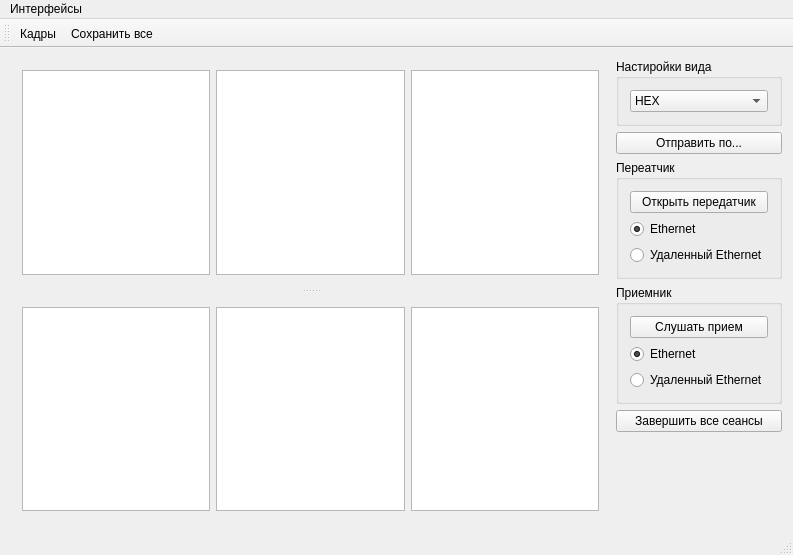
Qt form mainwindow.ui (Gorbykov/InterfaceTester) before a commit.
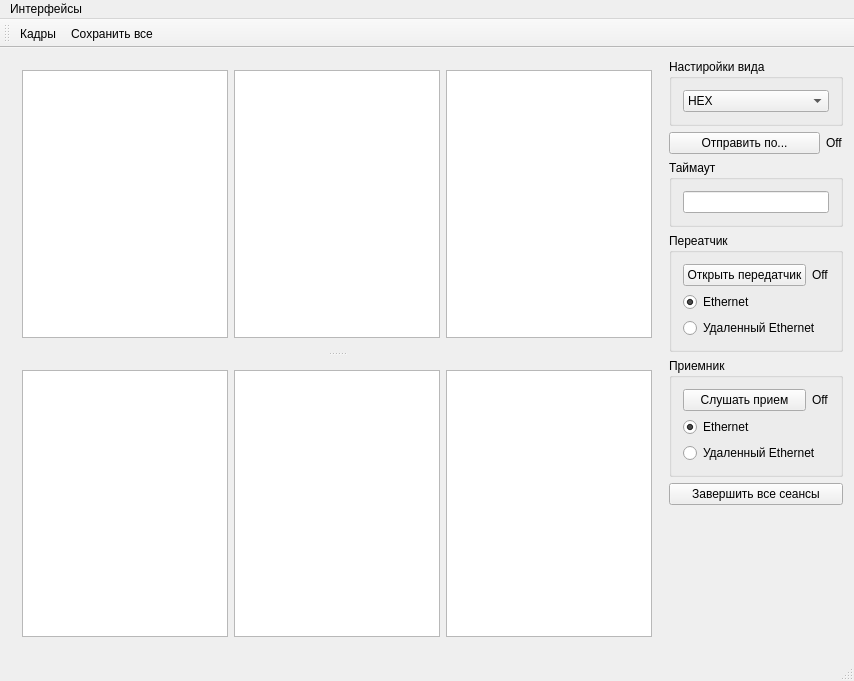
The same form after that commit.

The edit to the form file:
```diff
--- a/mainwindow.ui
+++ b/mainwindow.ui
@@ -6,8 +6,8 @@
    <rect>
     <x>0</x>
     <y>0</y>
-    <width>793</width>
-    <height>555</height>
+    <width>854</width>
+    <height>681</height>
    </rect>
   </property>
   <property name="windowTitle">
@@ -20,7 +20,7 @@
      <verstretch>0</verstretch>
     </sizepolicy>
    </property>
-   <layout class="QHBoxLayout" name="horizontalLayout_4">
+   <layout class="QHBoxLayout" name="horizontalLayout_7">
     <item>
      <widget class="QSplitter" name="splitter">
       <property name="sizePolicy">
@@ -61,7 +61,7 @@
            </font>
           </property>
           <property name="readOnly">
-           <bool>false</bool>
+           <bool>true</bool>
           </property>
           <property name="tabStopWidth">
            <number>48</number>
@@ -134,7 +134,7 @@
            </font>
           </property>
           <property name="readOnly">
-           <bool>false</bool>
+           <bool>true</bool>
           </property>
           <property name="tabStopWidth">
            <number>48</number>
@@ -224,26 +224,72 @@
        </widget>
       </item>
       <item>
+       <layout class="QHBoxLayout" name="horizontalLayout_6">
+        <item>
        <widget class="QPushButton" name="pushButtonStart">
+          <property name="sizePolicy">
+           <sizepolicy hsizetype="Expanding" vsizetype="Fixed">
+            <horstretch>0</horstretch>
+            <verstretch>0</verstretch>
+           </sizepolicy>
+          </property>
         <property name="text">
          <string>Отправить по...</string>
         </property>
        </widget>
       </item>
       <item>
+         <widget class="QLabel" name="labelSending">
+          <property name="text">
+           <string>Off</string>
+          </property>
+         </widget>
+        </item>
+       </layout>
+      </item>
+      <item>
+       <widget class="QGroupBox" name="groupBox">
+        <property name="title">
+         <string>Таймаут</string>
+        </property>
+        <layout class="QHBoxLayout" name="horizontalLayout_2">
+         <item>
+          <widget class="QLineEdit" name="lineEditTimeout"/>
+         </item>
+        </layout>
+       </widget>
+      </item>
+      <item>
        <widget class="QGroupBox" name="groupIn">
         <property name="title">
          <string>Переатчик</string>
         </property>
         <layout class="QVBoxLayout" name="verticalLayout_3">
          <item>
+          <layout class="QHBoxLayout" name="horizontalLayout_4">
+           <item>
           <widget class="QPushButton" name="pushButtonIn">
+             <property name="sizePolicy">
+              <sizepolicy hsizetype="Expanding" vsizetype="Fixed">
+               <horstretch>0</horstretch>
+               <verstretch>0</verstretch>
+              </sizepolicy>
+             </property>
            <property name="text">
             <string>Открыть передатчик</string>
            </property>
           </widget>
          </item>
          <item>
+            <widget class="QLabel" name="labelInOpen">
+             <property name="text">
+              <string>Off</string>
+             </property>
+            </widget>
+           </item>
+          </layout>
+         </item>
+         <item>
           <widget class="QRadioButton" name="radioButtonEthIn">
            <property name="text">
             <string>Ethernet</string>
@@ -270,13 +316,36 @@
         </property>
         <layout class="QVBoxLayout" name="verticalLayout_4">
          <item>
+          <layout class="QHBoxLayout" name="horizontalLayout_5">
+           <item>
           <widget class="QPushButton" name="pushButtonOut">
+             <property name="sizePolicy">
+              <sizepolicy hsizetype="Expanding" vsizetype="Fixed">
+               <horstretch>0</horstretch>
+               <verstretch>0</verstretch>
+              </sizepolicy>
+             </property>
            <property name="text">
             <string>Слушать прием</string>
            </property>
           </widget>
          </item>
          <item>
+            <widget class="QLabel" name="labelOutOpen">
+             <property name="sizePolicy">
+              <sizepolicy hsizetype="Preferred" vsizetype="Preferred">
+               <horstretch>0</horstretch>
+               <verstretch>0</verstretch>
+              </sizepolicy>
+             </property>
+             <property name="text">
+              <string>Off</string>
+             </property>
+            </widget>
+           </item>
+          </layout>
+         </item>
+         <item>
           <widget class="QRadioButton" name="radioButtonEthOut">
            <property name="text">
             <string>Ethernet</string>
@@ -325,8 +394,8 @@
     <rect>
      <x>0</x>
      <y>0</y>
-     <width>793</width>
-     <height>20</height>
+     <width>854</width>
+     <height>21</height>
     </rect>
    </property>
    <widget class="QMenu" name="menu_2">
```
Lines whose indentation alone changed are shown as unchanged.
